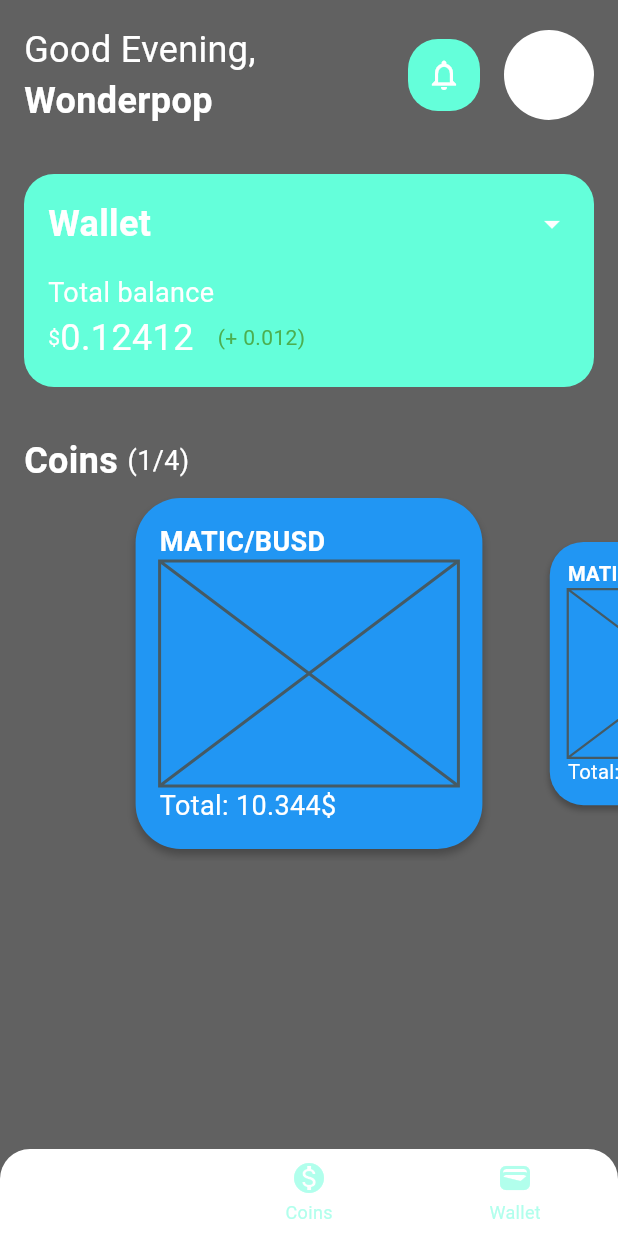
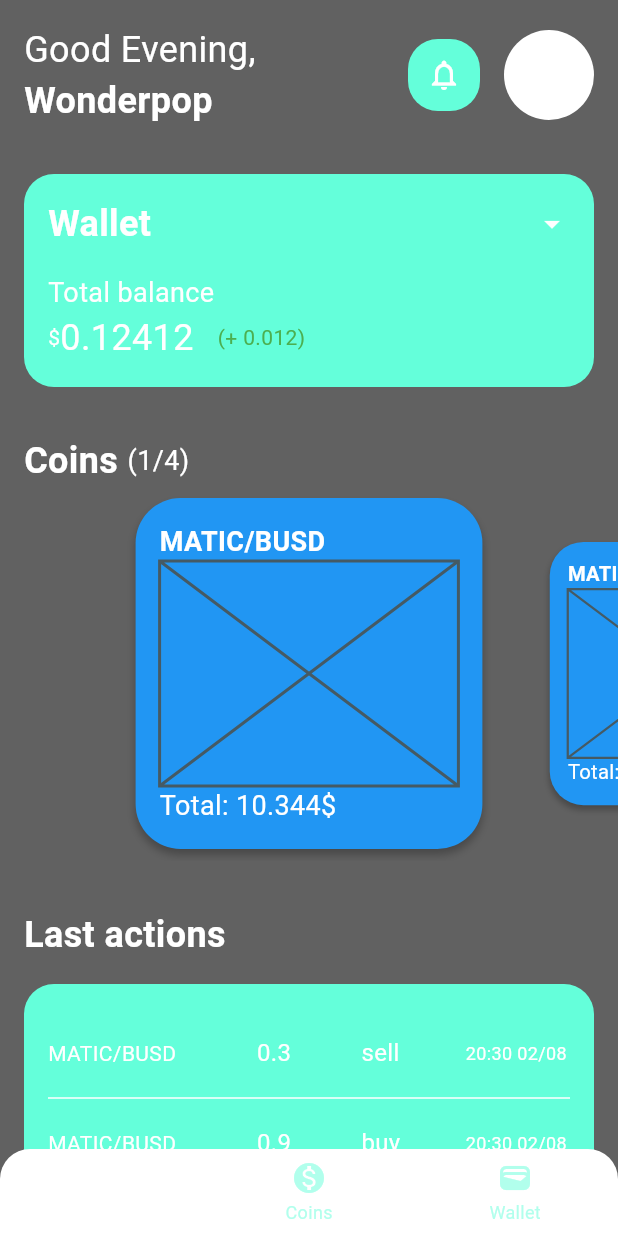
Before and after one commit to wonderpops/coin_crawler, a Flutter app: the screen it shows after launch, on a phone screen of 412 x 824 dp. Run offline on Flutter 3.47's test engine with Material 2 defaults, Android fonts, the phone set to English and light mode, and no system bars; drawn by our look-alikes of dynamic_color.

Commit message:
Added last actions widget to home screen in app

```diff
--- a/app/lib/widgets/home_screen/home_screen_widget.dart
+++ b/app/lib/widgets/home_screen/home_screen_widget.dart
@@ -1,5 +1,3 @@
-import 'dart:math';
-
 import 'package:coin_crawler_app/widgets/coin_screen/coin_screen.dart';
 import 'package:coin_crawler_app/widgets/home_screen/models.dart';
 import 'package:flutter/material.dart';
@@ -14,14 +12,17 @@ class HomeScreenWidget extends StatefulWidget {
 class _HomeScreenWidgetState extends State<HomeScreenWidget> {
   @override
   Widget build(BuildContext context) {
-    return Column(
-      children: [
-        const SizedBox(height: 16),
-        const _TopScreenGreetingWidget(),
-        const SizedBox(height: 32),
-        const _WalletPreviewWidget(),
-        const SizedBox(height: 32),
+    return ListView(
+      children: const [
+        SizedBox(height: 16),
+        _TopScreenGreetingWidget(),
+        SizedBox(height: 32),
+        _WalletPreviewWidget(),
+        SizedBox(height: 32),
         _CoinsPreviewWidget(),
+        SizedBox(height: 32),
+        _LastActionsWidget(),
+        SizedBox(height: 32),
       ],
     );
   }
@@ -327,7 +328,7 @@ class _CoinsPreviewWidgetState extends State<_CoinsPreviewWidget> {
                             Flexible(
                               flex: 0,
                               child: Text(data.shortName,
-                                  style: TextStyle(
+                                  style: const TextStyle(
                                       fontSize: 18,
                                       fontWeight: FontWeight.bold)),
                             ),
@@ -351,3 +352,111 @@ class _CoinsPreviewWidgetState extends State<_CoinsPreviewWidget> {
     );
   }
 }
+
+class _LastActionsWidget extends StatefulWidget {
+  const _LastActionsWidget({Key? key}) : super(key: key);
+
+  @override
+  State<_LastActionsWidget> createState() => _LastActionsWidgetState();
+}
+
+class _LastActionsWidgetState extends State<_LastActionsWidget> {
+  @override
+  Widget build(BuildContext context) {
+    var colorScheme = Theme.of(context).colorScheme;
+    return Padding(
+      padding: const EdgeInsets.symmetric(horizontal: 16),
+      child: Column(
+        crossAxisAlignment: CrossAxisAlignment.start,
+        children: [
+          const Text('Last actions',
+              style: TextStyle(fontSize: 24, fontWeight: FontWeight.bold)),
+          const SizedBox(height: 16),
+          Container(
+            decoration: BoxDecoration(
+                borderRadius: BorderRadius.circular(20),
+                color: colorScheme.secondaryContainer),
+            child: Padding(
+              padding: const EdgeInsets.all(16),
+              child: Column(
+                children: [
+                  Table(
+                    border: TableBorder(
+                        horizontalInside:
+                            BorderSide(color: colorScheme.onBackground)),
+                    columnWidths: const {
+                      0: FlexColumnWidth(2),
+                      2: FlexColumnWidth(1),
+                      3: FlexColumnWidth(1),
+                      4: FlexColumnWidth(4)
+                    },
+                    children: actionsList.map<TableRow>((d) {
+                      return TableRow(children: [
+                        TableCell(
+                          verticalAlignment: TableCellVerticalAlignment.bottom,
+                          child: SizedBox(
+                            height: 60,
+                            child: Align(
+                              alignment: Alignment.centerLeft,
+                              child: Text(
+                                d.coinShortName,
+                                style: const TextStyle(fontSize: 14),
+                              ),
+                            ),
+                          ),
+                        ),
+                        TableCell(
+                          verticalAlignment: TableCellVerticalAlignment.middle,
+                          child: Text(
+                            d.profit.toString(),
+                            style: const TextStyle(fontSize: 16),
+                          ),
+                        ),
+                        TableCell(
+                          verticalAlignment: TableCellVerticalAlignment.middle,
+                          child: Text(
+                            d.actionType,
+                            style: const TextStyle(fontSize: 16),
+                          ),
+                        ),
+                        const TableCell(
+                          verticalAlignment: TableCellVerticalAlignment.middle,
+                          child: Text(
+                            // TODO replace with real date
+                            '20:30 02/08',
+                            style: TextStyle(fontSize: 12),
+                          ),
+                        ),
+                      ]);
+                    }).toList(),
+                  ),
+                  TextButton(
+                    style: TextButton.styleFrom(
+                      textStyle: const TextStyle(fontSize: 20),
+                    ),
+                    onPressed: () {
+                      actionsList += [
+                        ActionPreviewDataModel(
+                            'MATIC/BUSD', 10.2, 0.3, 'sell', DateTime.now()),
+                        ActionPreviewDataModel(
+                            'MATIC/BUSD', 9.4, 0.9, 'buy', DateTime.now()),
+                        ActionPreviewDataModel(
+                            'MATIC/BUSD', 12.1, 0.2, 'sell', DateTime.now()),
+                        ActionPreviewDataModel(
+                            'MATIC/BUSD', 42.05, 0.312, 'sell', DateTime.now()),
+                        ActionPreviewDataModel(
+                            'MATIC/BUSD', 123, 12.34, 'buy', DateTime.now()),
+                      ];
+                      setState(() {});
+                    },
+                    child: const Text('Load more...'),
+                  ),
+                ],
+              ),
+            ),
+          )
+        ],
+      ),
+    );
+  }
+}
--- a/app/lib/widgets/home_screen/models.dart
+++ b/app/lib/widgets/home_screen/models.dart
@@ -11,3 +11,22 @@ List<CoinsPreviewCardDataModel> dataList = [
   CoinsPreviewCardDataModel("Polygon matic / Binance USD", "MATIC/BU"),
   CoinsPreviewCardDataModel("Polygon matic / Binance USD", "MATIC/B"),
 ];
+
+class ActionPreviewDataModel {
+  final String coinShortName;
+  final double price;
+  final double profit;
+  final String actionType;
+  final DateTime date;
+
+  ActionPreviewDataModel(
+      this.coinShortName, this.price, this.profit, this.actionType, this.date);
+}
+
+List<ActionPreviewDataModel> actionsList = [
+  ActionPreviewDataModel('MATIC/BUSD', 10.2, 0.3, 'sell', DateTime.now()),
+  ActionPreviewDataModel('MATIC/BUSD', 9.4, 0.9, 'buy', DateTime.now()),
+  ActionPreviewDataModel('MATIC/BUSD', 12.1, 0.2, 'sell', DateTime.now()),
+  ActionPreviewDataModel('MATIC/BUSD', 42.05, 0.312, 'sell', DateTime.now()),
+  ActionPreviewDataModel('MATIC/BUSD', 123, 12.34, 'buy', DateTime.now()),
+];
```
